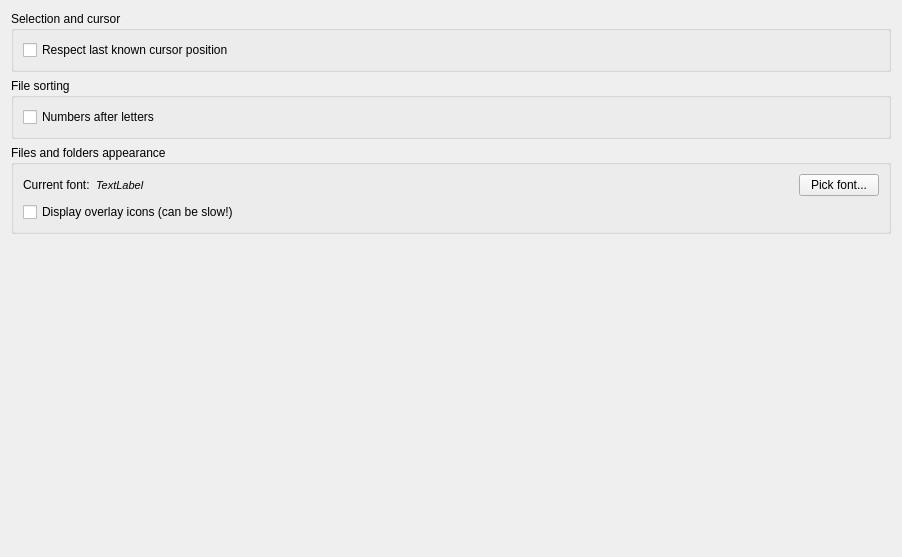
VioletGiraffe/file-commander, file qt-app/src/settings/csettingspageinterface.ui: the form before one commit.
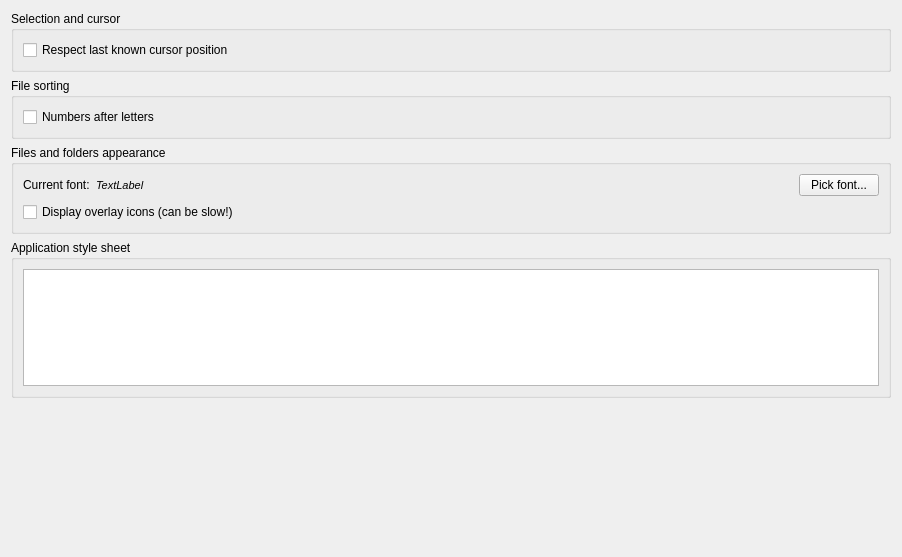
The form after the commit.

Commit message: Support for style sheets

```diff
--- a/qt-app/src/settings/csettingspageinterface.ui
+++ b/qt-app/src/settings/csettingspageinterface.ui
@@ -99,6 +99,18 @@
      </layout>
     </widget>
    </item>
+   <item>
+    <widget class="QGroupBox" name="groupBox">
+     <property name="title">
+      <string>Application style sheet</string>
+     </property>
+     <layout class="QVBoxLayout" name="verticalLayout_4">
+      <item>
+       <widget class="QPlainTextEdit" name="_styleSheetEdit"/>
+      </item>
+     </layout>
+    </widget>
+   </item>
    <item>
     <spacer name="verticalSpacer">
      <property name="orientation">
```
The commit also changes 2 other files.
